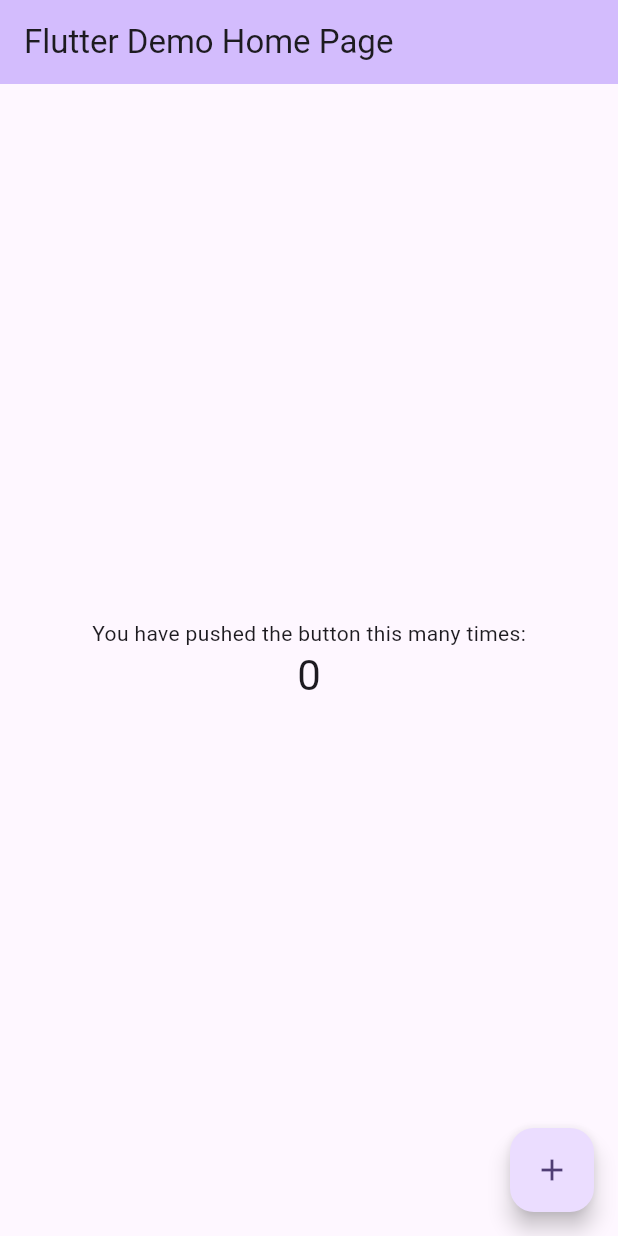
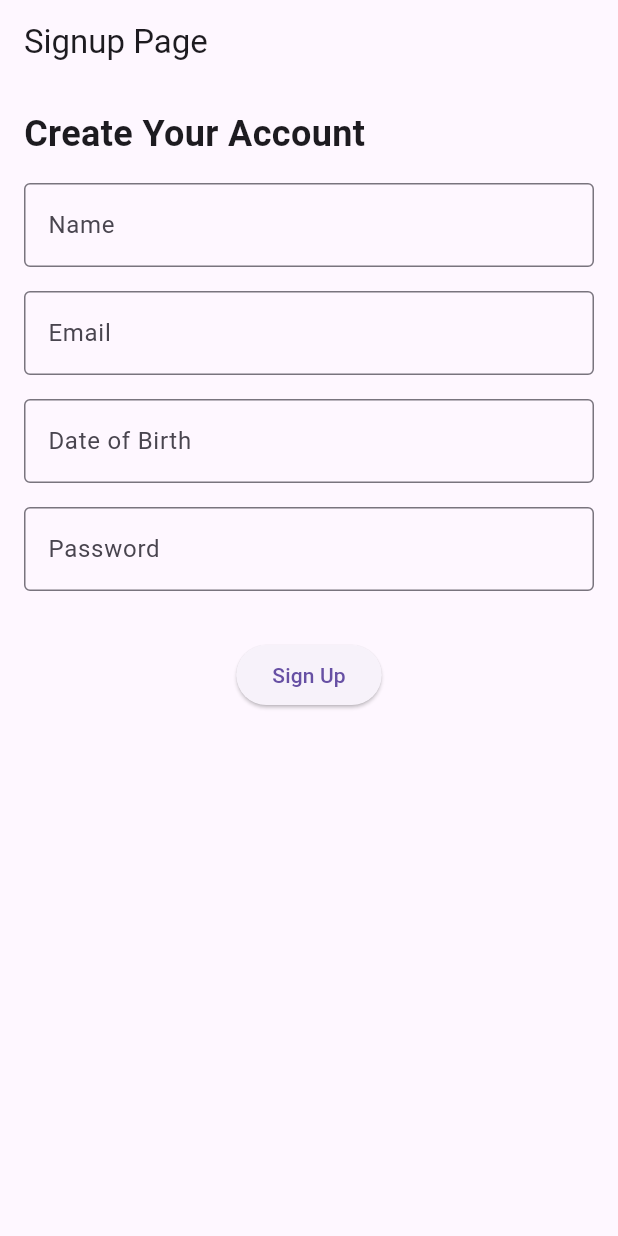
Before and after one commit to Gregory-Vaughan/ica10, a Flutter app: the screen it shows after launch, on a phone screen of 412 x 824 dp. Run offline on Flutter 3.47's test engine with Material 3 defaults, Android fonts, the phone set to English and light mode, and no system bars.

Commit message:
2nd commit, basic UI created.

```diff
--- a/ica10/lib/main.dart
+++ b/ica10/lib/main.dart
@@ -1,122 +1,106 @@
 import 'package:flutter/material.dart';
 
-void main() {
-  runApp(const MyApp());
-}
+void main() => runApp(const MyApp());
 
 class MyApp extends StatelessWidget {
   const MyApp({super.key});
 
-  // This widget is the root of your application.
   @override
   Widget build(BuildContext context) {
     return MaterialApp(
-      title: 'Flutter Demo',
+      title: 'Signup Page',
       theme: ThemeData(
-        // This is the theme of your application.
-        //
-        // TRY THIS: Try running your application with "flutter run". You'll see
-        // the application has a purple toolbar. Then, without quitting the app,
-        // try changing the seedColor in the colorScheme below to Colors.green
-        // and then invoke "hot reload" (save your changes or press the "hot
-        // reload" button in a Flutter-supported IDE, or press "r" if you used
-        // the command line to start the app).
-        //
-        // Notice that the counter didn't reset back to zero; the application
-        // state is not lost during the reload. To reset the state, use hot
-        // restart instead.
-        //
-        // This works for code too, not just values: Most code changes can be
-        // tested with just a hot reload.
-        colorScheme: ColorScheme.fromSeed(seedColor: Colors.deepPurple),
+        primarySwatch: Colors.blue,
       ),
-      home: const MyHomePage(title: 'Flutter Demo Home Page'),
+      home: const SignupPage(),
     );
   }
 }
 
-class MyHomePage extends StatefulWidget {
-  const MyHomePage({super.key, required this.title});
-
-  // This widget is the home page of your application. It is stateful, meaning
-  // that it has a State object (defined below) that contains fields that affect
-  // how it looks.
-
-  // This class is the configuration for the state. It holds the values (in this
-  // case the title) provided by the parent (in this case the App widget) and
-  // used by the build method of the State. Fields in a Widget subclass are
-  // always marked "final".
-
-  final String title;
-
-  @override
-  State<MyHomePage> createState() => _MyHomePageState();
-}
-
-class _MyHomePageState extends State<MyHomePage> {
-  int _counter = 0;
-
-  void _incrementCounter() {
-    setState(() {
-      // This call to setState tells the Flutter framework that something has
-      // changed in this State, which causes it to rerun the build method below
-      // so that the display can reflect the updated values. If we changed
-      // _counter without calling setState(), then the build method would not be
-      // called again, and so nothing would appear to happen.
-      _counter++;
-    });
-  }
+class SignupPage extends StatelessWidget {
+  const SignupPage({super.key});
 
   @override
   Widget build(BuildContext context) {
-    // This method is rerun every time setState is called, for instance as done
-    // by the _incrementCounter method above.
-    //
-    // The Flutter framework has been optimized to make rerunning build methods
-    // fast, so that you can just rebuild anything that needs updating rather
-    // than having to individually change instances of widgets.
     return Scaffold(
       appBar: AppBar(
-        // TRY THIS: Try changing the color here to a specific color (to
-        // Colors.amber, perhaps?) and trigger a hot reload to see the AppBar
-        // change color while the other colors stay the same.
-        backgroundColor: Theme.of(context).colorScheme.inversePrimary,
-        // Here we take the value from the MyHomePage object that was created by
-        // the App.build method, and use it to set our appbar title.
-        title: Text(widget.title),
+        title: const Text('Signup Page'),
       ),
-      body: Center(
-        // Center is a layout widget. It takes a single child and positions it
-        // in the middle of the parent.
+      body: const SignupForm(),
+    );
+  }
+}
+
+class SignupForm extends StatefulWidget {
+  const SignupForm({super.key});
+
+  @override
+  State<SignupForm> createState() => _SignupFormState();
+}
+
+class _SignupFormState extends State<SignupForm> {
+  @override
+  Widget build(BuildContext context) {
+    return Padding(
+      padding: const EdgeInsets.all(16.0),
+      child: Form(
         child: Column(
-          // Column is also a layout widget. It takes a list of children and
-          // arranges them vertically. By default, it sizes itself to fit its
-          // children horizontally, and tries to be as tall as its parent.
-          //
-          // Column has various properties to control how it sizes itself and
-          // how it positions its children. Here we use mainAxisAlignment to
-          // center the children vertically; the main axis here is the vertical
-          // axis because Columns are vertical (the cross axis would be
-          // horizontal).
-          //
-          // TRY THIS: Invoke "debug painting" (choose the "Toggle Debug Paint"
-          // action in the IDE, or press "p" in the console), to see the
-          // wireframe for each widget.
-          mainAxisAlignment: MainAxisAlignment.center,
-          children: <Widget>[
-            const Text('You have pushed the button this many times:'),
-            Text(
-              '$_counter',
-              style: Theme.of(context).textTheme.headlineMedium,
+          crossAxisAlignment: CrossAxisAlignment.start,
+          children: [
+            const Text(
+              'Create Your Account',
+              style: TextStyle(fontSize: 24, fontWeight: FontWeight.bold),
+            ),
+            const SizedBox(height: 16),
+            TextFormField(
+              decoration: const InputDecoration(
+                labelText: 'Name',
+                border: OutlineInputBorder(),
+              ),
+            ),
+            const SizedBox(height: 16),
+            TextFormField(
+              decoration: const InputDecoration(
+                labelText: 'Email',
+                border: OutlineInputBorder(),
+              ),
+            ),
+            const SizedBox(height: 16),
+            TextFormField(
+              decoration: const InputDecoration(
+                labelText: 'Date of Birth',
+                border: OutlineInputBorder(),
+              ),
+              onTap: () {
+                FocusScope.of(context).requestFocus(FocusNode());
+                showDatePicker(
+                  context: context,
+                  initialDate: DateTime.now(),
+                  firstDate: DateTime(1900),
+                  lastDate: DateTime.now(),
+                );
+              },
+            ),
+            const SizedBox(height: 16),
+            TextFormField(
+              obscureText: true,
+              decoration: const InputDecoration(
+                labelText: 'Password',
+                border: OutlineInputBorder(),
+              ),
+            ),
+            const SizedBox(height: 32),
+            Center(
+              child: ElevatedButton(
+                onPressed: () {
+
+                },
+                child: const Text('Sign Up'),
+              ),
             ),
           ],
         ),
       ),
-      floatingActionButton: FloatingActionButton(
-        onPressed: _incrementCounter,
-        tooltip: 'Increment',
-        child: const Icon(Icons.add),
-      ), // This trailing comma makes auto-formatting nicer for build methods.
     );
   }
 }
```
